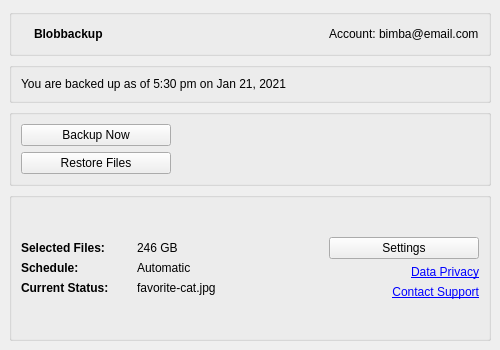
Above: client/src/blobbackup/ui/mainwindow.ui from Blobbackup/Blobbackup before the change. Below: the same form after it.
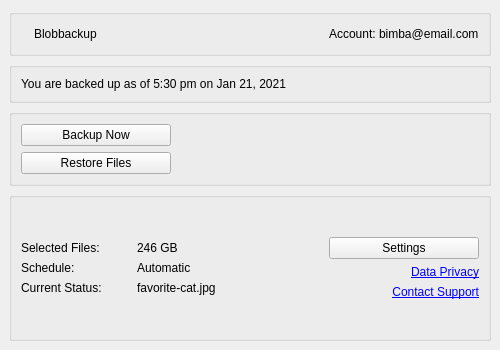
That is the form after the change.

Commit message: Remove all font tags from ui files

```diff
--- a/client/src/blobbackup/ui/mainwindow.ui
+++ b/client/src/blobbackup/ui/mainwindow.ui
@@ -36,12 +36,6 @@
        </item>
        <item>
         <widget class="QLabel" name="label_2">
-         <property name="font">
-          <font>
-           <weight>75</weight>
-           <bold>true</bold>
-          </font>
-         </property>
          <property name="text">
           <string>Blobbackup</string>
          </property>
@@ -217,12 +211,6 @@
                <height>16777215</height>
               </size>
              </property>
-             <property name="font">
-              <font>
-               <weight>75</weight>
-               <bold>true</bold>
-              </font>
-             </property>
              <property name="text">
               <string>Selected Files:</string>
              </property>
@@ -256,12 +244,6 @@
                <height>16777215</height>
               </size>
              </property>
-             <property name="font">
-              <font>
-               <weight>75</weight>
-               <bold>true</bold>
-              </font>
-             </property>
              <property name="text">
               <string>Schedule:</string>
              </property>
@@ -295,12 +277,6 @@
                <height>16777215</height>
               </size>
              </property>
-             <property name="font">
-              <font>
-               <weight>75</weight>
-               <bold>true</bold>
-              </font>
-             </property>
              <property name="text">
               <string>Current Status:</string>
              </property>
```
Left out of the diff: 6 changed lines with no effect on the pictures. The commit also changes 8 other files.
